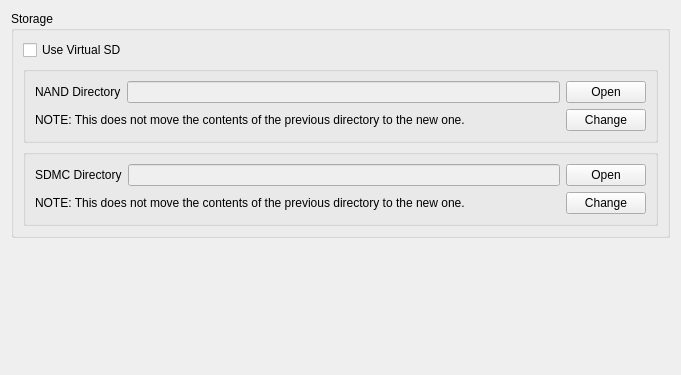
PabloMK7/citra, file src/citra_qt/configuration/configure_storage.ui: the form before one commit.
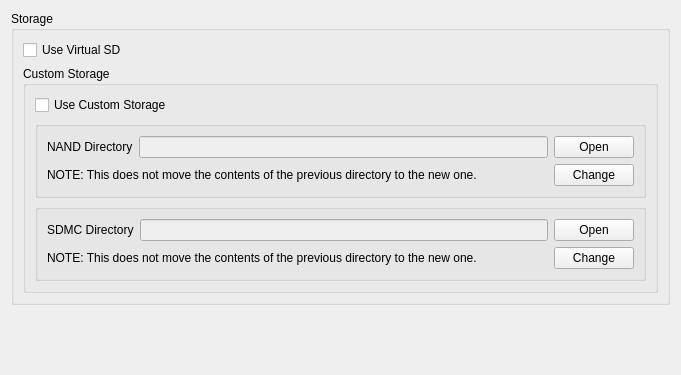
The form after the commit.

Commit message:
Gate use of custom directories behind a variable (#6157)
previous changes had forced every single user to use custom
directories for NAND and SDMC. Those paths were saved to the
config file and would interact badly with portable builds.

```diff
--- a/src/citra_qt/configuration/configure_storage.ui
+++ b/src/citra_qt/configuration/configure_storage.ui
@@ -34,6 +34,19 @@
          </layout>
         </item>
         <item>
+         <widget class="QGroupBox" name="custom_storage_group">
+          <property name="title">
+           <string>Custom Storage</string>
+          </property>
+          <layout class="QVBoxLayout" name="verticalLayout_6">
+           <item>
+            <widget class="QCheckBox" name="toggle_custom_storage">
+             <property name="text">
+              <string>Use Custom Storage</string>
+             </property>
+            </widget>
+           </item>
+           <item>
          <widget class="QGroupBox" name="nand_group">
           <property name="title">
            <string/>
@@ -159,6 +172,9 @@
               </widget>
              </item>
             </layout>
+              </item>
+             </layout>
+            </widget>
            </item>
           </layout>
          </widget>
```
Lines whose indentation alone changed are shown as unchanged. The commit also changes 7 other files.
